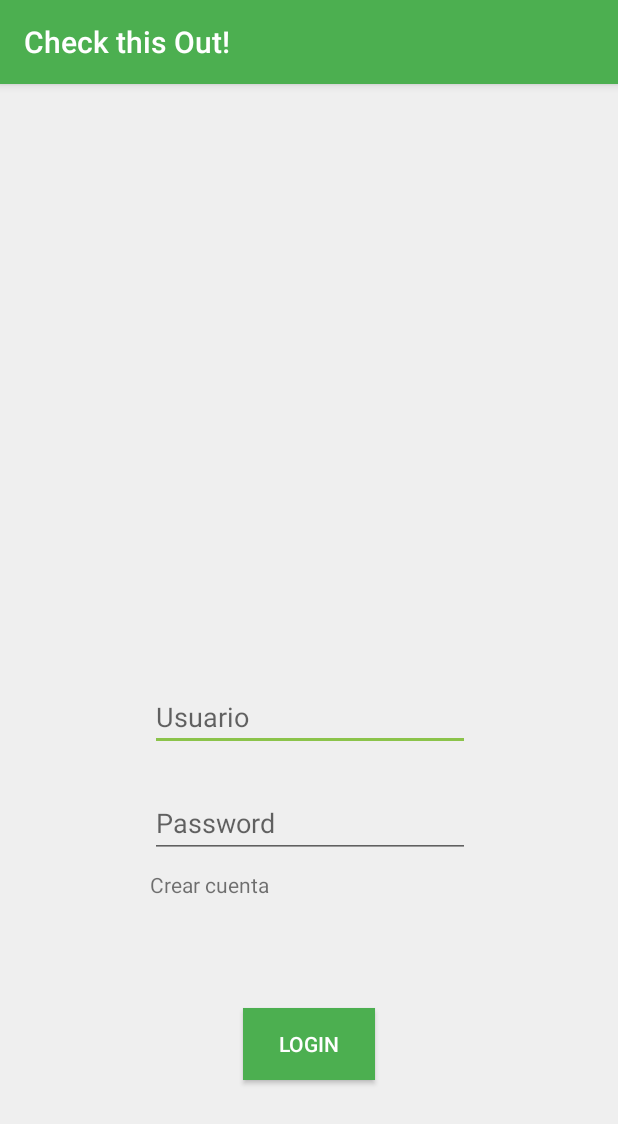
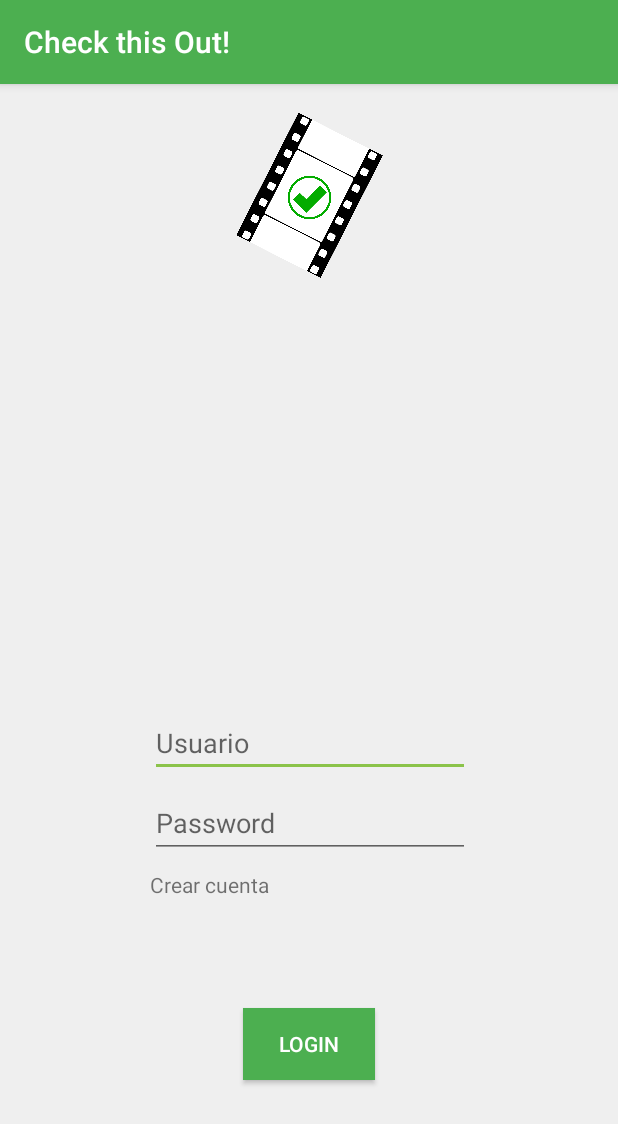
Before and after one commit to SalviGG/CheckThisOut, an Android app: the Login screen opened directly, with no data from a screen before it, on a phone screen of 412 x 824 dp. Shown: the top 1124 px of the screen. Run offline under Robolectric (Android 15) with nearby library versions, the light colour scheme and no system bars.

Commit message:
mejoras graficas

```diff
--- a/app/src/main/res/layout/activity_login.xml
+++ b/app/src/main/res/layout/activity_login.xml
@@ -13,16 +13,13 @@
         android:layout_marginBottom="8dp"
         android:layout_marginEnd="8dp"
         android:layout_marginStart="8dp"
-        android:layout_marginTop="8dp"
         android:ems="10"
         android:hint="Usuario"
         android:inputType="text"
         app:layout_constraintBottom_toTopOf="@+id/etPassword"
         app:layout_constraintEnd_toEndOf="parent"
         app:layout_constraintHorizontal_bias="0.503"
-        app:layout_constraintStart_toStartOf="parent"
-        app:layout_constraintTop_toTopOf="parent"
-        app:layout_constraintVertical_bias="0.957" />
+        app:layout_constraintStart_toStartOf="parent" />
 
     <EditText
         android:id="@+id/etPassword"
@@ -70,4 +67,19 @@
         app:layout_constraintTop_toBottomOf="@+id/etPassword"
         app:layout_constraintVertical_bias="0.0" />
 
+    <ImageView
+        android:id="@+id/imageView2"
+        android:layout_width="182dp"
+        android:layout_height="135dp"
+        android:layout_marginBottom="8dp"
+        android:layout_marginEnd="8dp"
+        android:layout_marginStart="8dp"
+        android:layout_marginTop="8dp"
+        app:layout_constraintBottom_toTopOf="@+id/etUsername"
+        app:layout_constraintEnd_toEndOf="parent"
+        app:layout_constraintStart_toStartOf="parent"
+        app:layout_constraintTop_toTopOf="parent"
+        app:layout_constraintVertical_bias="0.0"
+        app:srcCompat="@drawable/logo" />
+
 </android.support.constraint.ConstraintLayout>
```
Also changed, not shown: app/src/main/res/layout/activity_splash_screen.xml (+5 -6 lines), app/src/main/res/drawable/giphy.gif (added), app/src/main/res/drawable/logo.png (added).
